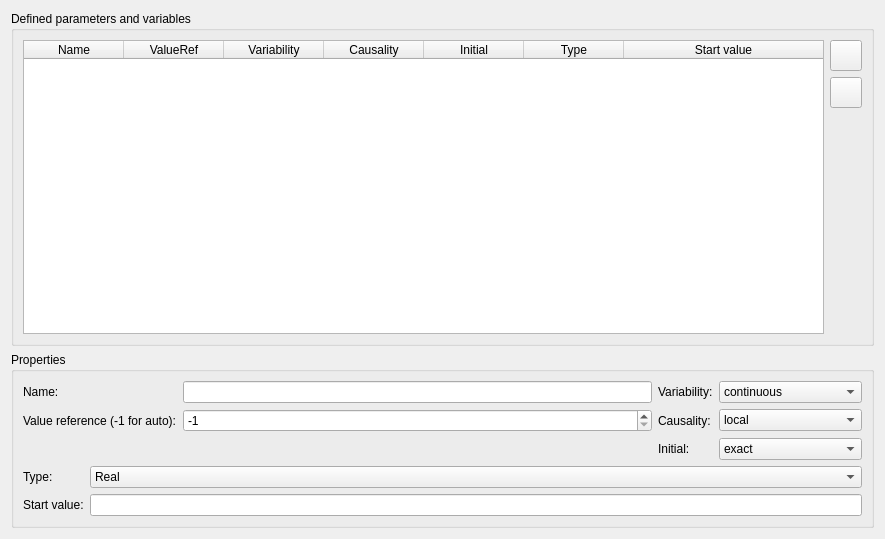
The window that scripts/ui/WizardPageVariables.ui (ghorwin/FMICodeGenerator) describes before a commit, drawn with Qt 5.
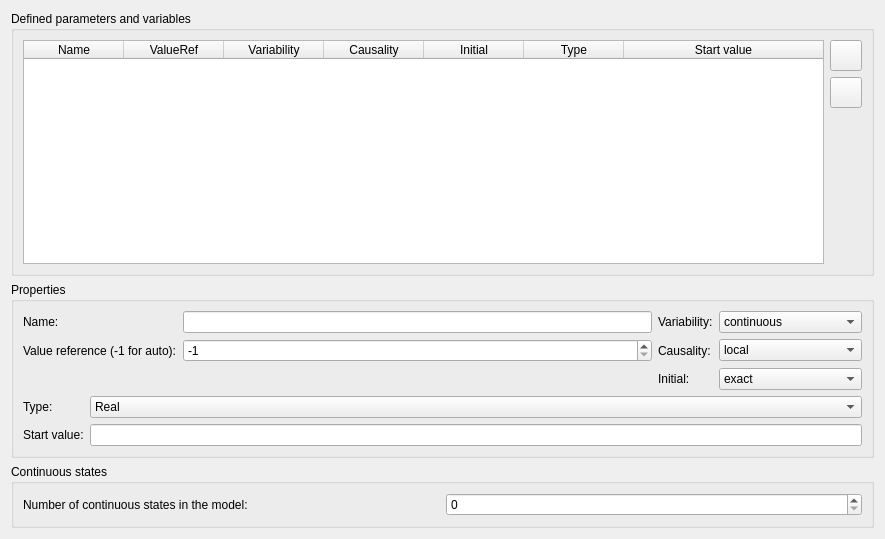
The same window after the commit. Icons and pictures are not drawn.

Commit message: Started implementing continues states support.

```diff
--- a/scripts/ui/WizardPageVariables.ui
+++ b/scripts/ui/WizardPageVariables.ui
@@ -314,6 +314,25 @@
      </layout>
     </widget>
    </item>
+   <item>
+    <widget class="QGroupBox" name="groupBox_3">
+     <property name="title">
+      <string>Continuous states</string>
+     </property>
+     <layout class="QGridLayout" name="gridLayout_4">
+      <item row="0" column="0">
+       <widget class="QLabel" name="label_8">
+        <property name="text">
+         <string>Number of continuous states in the model:</string>
+        </property>
+       </widget>
+      </item>
+      <item row="0" column="1">
+       <widget class="QSpinBox" name="spinBoxContinuousStates"/>
+      </item>
+     </layout>
+    </widget>
+   </item>
   </layout>
  </widget>
  <resources>
```
The commit also changes 1 other file.
